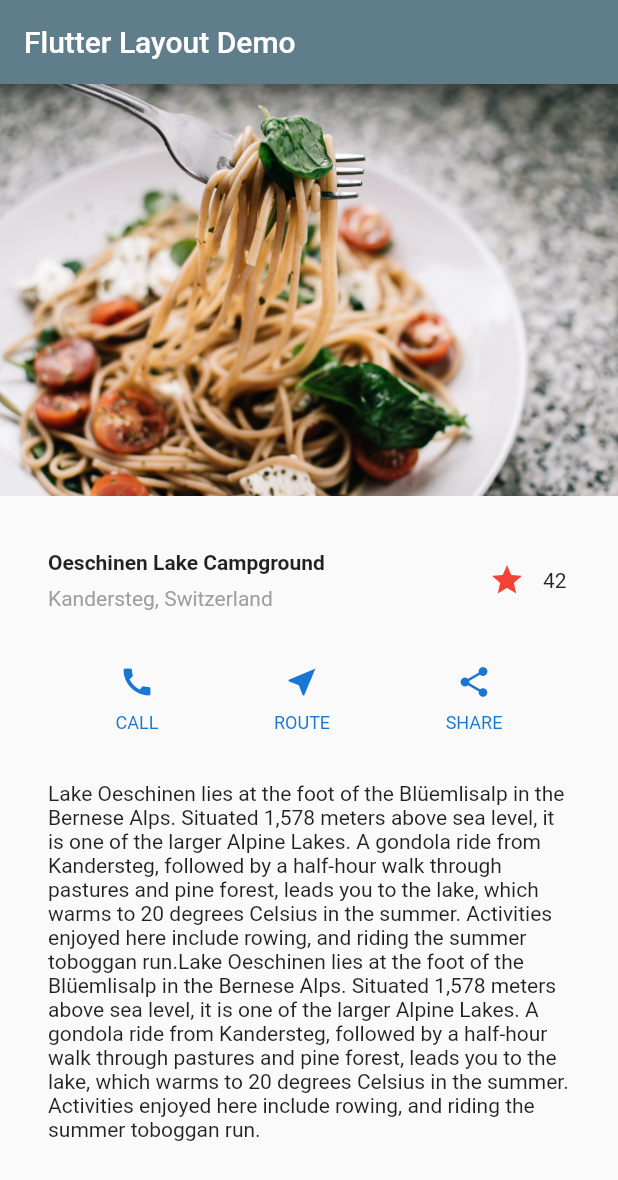
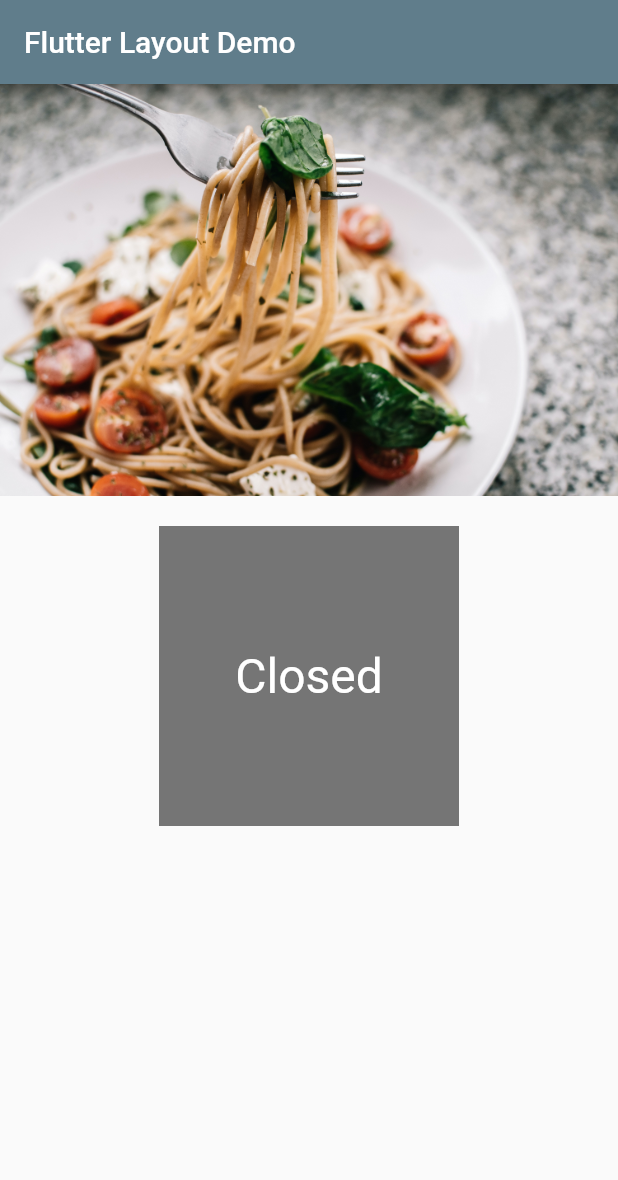
Before and after one commit to xebiaww/Flutter, a Flutter app: the screen it shows after launch, on a phone screen of 412 x 824 dp. Shown: the top 1180 px of the screen. Run offline on Flutter 3.47's test engine with Material 2 defaults, Android fonts, the phone set to English and light mode, and no system bars.

Commit message:
State Mgmt | Parent maintaing child state | Mix Approach

```diff
--- a/lib/main.dart
+++ b/lib/main.dart
@@ -1,105 +1,14 @@
 import 'package:flutter/material.dart';
-
+import 'dart:developer';
 void main() {
   runApp(MyApp());
 }
 
 class MyApp extends StatelessWidget {
-
-
-
-  Widget titleSection = Container(
-    padding: const EdgeInsets.all(32),
-    child: Row(
-      children: [
-        Expanded(
-          /*1*/
-          child: Column(
-            crossAxisAlignment: CrossAxisAlignment.start,
-            children: [
-              /*2*/
-              Container(
-                padding: const EdgeInsets.only(bottom: 8),
-                child: Text(
-                  'Oeschinen Lake Campground',
-                  style: TextStyle(
-                    fontWeight: FontWeight.bold,
-                  ),
-                ),
-              ),
-              Text(
-                'Kandersteg, Switzerland',
-                style: TextStyle(
-                  color: Colors.grey[500],
-                ),
-              ),
-            ],
-          ),
-        ),
-        /*3*/
-
-         FavoriteWidget()
-
-      ],
-    ),
-  );
-
-  static Column _buildButtonColumn(Color color, IconData icon, String label) {
-    return Column(
-      mainAxisSize: MainAxisSize.min,
-      mainAxisAlignment: MainAxisAlignment.center,
-      children: [
-        Icon(icon, color: color),
-        Container(
-          margin: const EdgeInsets.only(top: 8),
-          child: Text(
-            label,
-            style: TextStyle(
-              fontSize: 12,
-              fontWeight: FontWeight.w400,
-              color: color,
-            ),
-          ),
-        ),
-      ],
-    );
-  }
-
-  static Color color = Colors.blue[700];
-
-  Widget buttonSection = Container(
-    child: Row(
-      mainAxisAlignment: MainAxisAlignment.spaceEvenly,
-      children: [
-        _buildButtonColumn(color, Icons.call, 'CALL'),
-        _buildButtonColumn(color, Icons.near_me, 'ROUTE'),
-        _buildButtonColumn(color, Icons.share, 'SHARE'),
-      ],
-    ),
-  );
-
-  Widget textSection = Container(
-    padding: const EdgeInsets.all(32),
-    child: Text(
-      'Lake Oeschinen lies at the foot of the Blüemlisalp in the Bernese '
-          'Alps. Situated 1,578 meters above sea level, it is one of the '
-          'larger Alpine Lakes. A gondola ride from Kandersteg, followed by a '
-          'half-hour walk through pastures and pine forest, leads you to the '
-          'lake, which warms to 20 degrees Celsius in the summer. Activities '
-          'enjoyed here include rowing, and riding the summer toboggan run.'
-          'Lake Oeschinen lies at the foot of the Blüemlisalp in the Bernese '
-          'Alps. Situated 1,578 meters above sea level, it is one of the '
-          'larger Alpine Lakes. A gondola ride from Kandersteg, followed by a '
-          'half-hour walk through pastures and pine forest, leads you to the '
-          'lake, which warms to 20 degrees Celsius in the summer. Activities '
-          'enjoyed here include rowing, and riding the summer toboggan run.',
-      softWrap: true,
-    ),
-  );
-
   // This widget is the root of your application.
   @override
   Widget build(BuildContext context) {
+    log('MyApp build');
     return MaterialApp(
         title: 'Flutter Layout Demo',
         theme: ThemeData(
@@ -113,73 +22,117 @@ class MyApp extends StatelessWidget {
           ),
           body: ListView(
             children: [
-
               Image.asset(
-                  'images/mainimage.jpg',
-
-                  fit: BoxFit.cover,
-                  ),
-              titleSection,
-              buttonSection,
-              textSection
+                'images/mainimage.jpg',
+                fit: BoxFit.cover,
+              ),
+              _ParentWidget()
             ],
           ),
         ));
   }
-
-
 }
 
-class FavoriteWidget extends StatefulWidget{
-
-
+class _ParentWidget extends StatefulWidget {
   @override
-  _FavoriteWidgetState createState() {
+  _ParentWidgetState createState() {
     // TODO: implement createState
-    return _FavoriteWidgetState();
+    return _ParentWidgetState();
   }
-
 }
 
-class _FavoriteWidgetState extends State<FavoriteWidget> {
-  bool _isFavorited = true;
+class _ParentWidgetState extends State<_ParentWidget> {
+  bool _active = false;
   int _favoriteCount = 42;
 
-  void _toggeleFavorite(){
-    setState(() {
-      if(_isFavorited){
-        _isFavorited=false;
-        _favoriteCount=_favoriteCount-1;
-      }else{
-        _isFavorited=true;
-        _favoriteCount=_favoriteCount+1;
-      }
-    });
-}
+  void _handleTapboxChanged(bool newValue) => {
+        setState(() {
+          _active = newValue;
+        })
+      };
 
   @override
   Widget build(BuildContext context) {
     // TODO: implement build
-    return Row(
-      mainAxisSize: MainAxisSize.min,
-      children: [
-        Container(
-          padding: EdgeInsets.all(0),
-          child: IconButton(
-            color: Colors.red[500],
-            padding: EdgeInsets.all(0),
-            icon: _isFavorited?Icon(Icons.star):Icon(Icons.star_border),
-            onPressed: _toggeleFavorite,
-          ),
+    log('_ParentWidgetState build');
+    return Center(
+      child: Container(
+        padding: EdgeInsets.all(20),
+        child: ChildWidget(
+          _active,
+          _handleTapboxChanged,
         ),
-        SizedBox(
-          width: 18,
-          child: Container(
-            child: Text(_favoriteCount.toString()),
-          ),
-        )
+        // child: ChildWidget(this.context, _active, _handleTapboxChanged(_active)),
+      ),
 
-      ],
     );
   }
 }
+
+class ChildWidget extends StatefulWidget {
+  bool active;
+  final ValueChanged<bool> onChanged;
+
+  ChildWidget(this.active, this.onChanged);
+
+
+
+
+
+
+
+  @override
+  State<StatefulWidget> createState() {
+    // TODO: implement createState
+    return ChildState();
+  }
+}
+
+class ChildState extends State<ChildWidget> {
+  bool highlight=false;
+
+  @override
+  Widget build(BuildContext context) {
+    // TODO: implement build
+    log('ChildWidget build');
+    return GestureDetector(
+      child: Container(
+        child: Center(
+          child: Text(widget.active ? 'Open' : 'Closed',
+              style: TextStyle(fontSize: 32.0, color: Colors.white)),
+        ),
+        width: 200.0,
+        height: 200.0,
+        decoration: BoxDecoration(
+          color: widget.active ? Colors.lightGreen[700] : Colors.grey[600],
+          border: highlight
+              ? Border.all(
+            color: Colors.teal[700],
+            width: 10.0,
+          )
+              : null,
+        ),
+      ),
+      onTap: _handleTap,
+      onTapDown: _handleTapDown,
+      onTapUp: _handleTapUp,
+    );
+  }
+
+  void _handleTap() {
+    widget.onChanged(!widget.active);
+  }
+
+
+  void _handleTapDown(TapDownDetails details) {
+    setState(() {
+      highlight=true;
+    });
+  }
+
+  void _handleTapUp(TapUpDetails details) {
+    setState(() {
+      highlight=false;
+    });
+  }
+}
```
Also changed, not shown: screens/home1.png, screens/home2.png, screens/home3.png (added), 1 other file.
